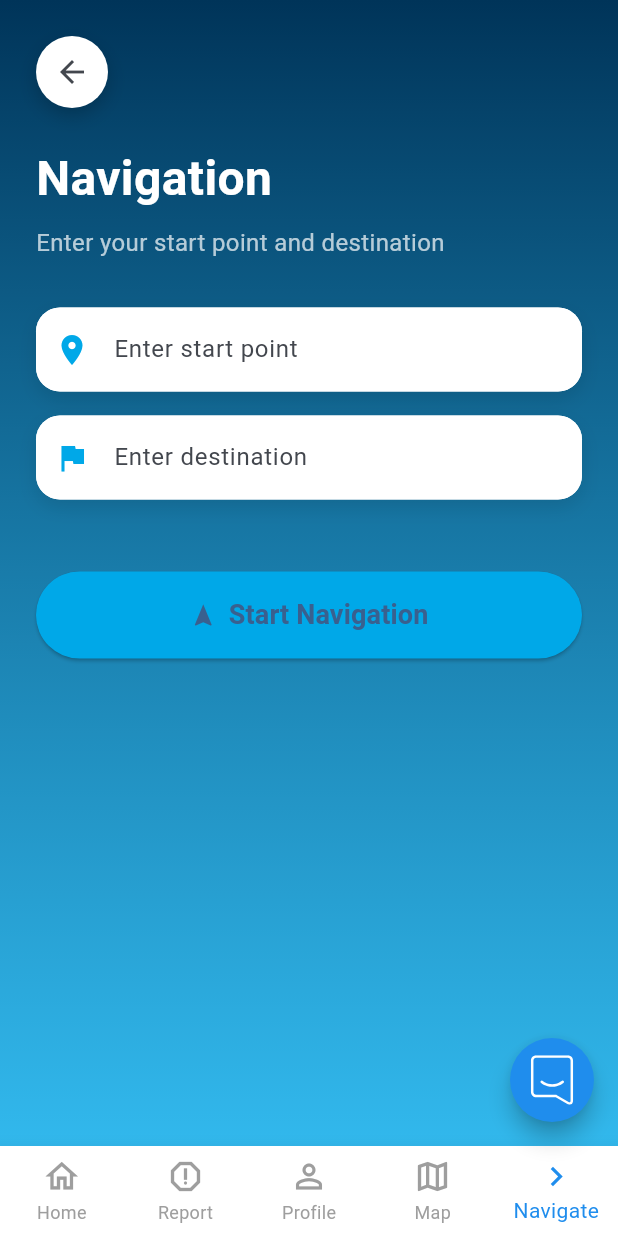
After one commit to Karl-Gilmartin/urban_route, a Flutter app: the HomePage screen opened by its route, item 5 of the bottom bar chosen, on a phone screen of 412 x 824 dp. The commit adds this screen. Run offline on Flutter 3.47's test engine with Material 3 defaults, Android fonts, the phone set to English and light mode, and no system bars; our stand-ins replace flutter_dotenv, flutter_svg, geolocator, supabase_flutter; missing offline and left inert: intercom_flutter, mapbox_gl; accounts and stored records are empty.

Commit message:
placeholder for navigation page

```diff
--- a/lib/components/bottom_nav_bar.dart
+++ b/lib/components/bottom_nav_bar.dart
@@ -45,6 +45,11 @@ class BottomNavBar extends StatelessWidget {
           activeIcon: Icon(Icons.map),
           label: 'Map',
         ),
+        BottomNavigationBarItem(
+          icon: Icon(Icons.navigate_next_outlined),
+          activeIcon: Icon(Icons.navigate_next),
+          label: 'Navigate',
+        ),
       ],
     );
   }
--- a/lib/main.dart
+++ b/lib/main.dart
@@ -10,6 +10,7 @@ import 'package:flutter_svg/flutter_svg.dart';
 import 'pages/map_page.dart';
 import 'package:flutter/services.dart';
 import 'pages/profile_settings_page.dart';
+import 'pages/navigate.dart';
 
 class AppColors {
   static const white = Color(0xFFFFFFFF);
@@ -87,6 +88,7 @@ class _MyAppState extends State<MyApp> {
         '/signup': (context) => const SignupPage(),
         '/home': (context) => HomePage(selectedIndex: _selectedIndex, onItemTapped: _onItemTapped),
         '/profile/settings': (context) => const ProfileSettingsPage(),
+        '/navigate': (context) => const NavigatePage(),
       },
     );
   }
@@ -107,13 +109,14 @@ class HomePage extends StatelessWidget {
     return Scaffold(
       body: IndexedStack(
         index: selectedIndex,
-        children: const [
-          Center(
+        children: [
+          const Center(
             child: Text('Home Page'),
           ),
-          ReportPage(),
-          ProfileSettingsPage(),
-          MapPage(),
+          const ReportPage(),
+          const ProfileSettingsPage(),
+          const MapPage(),
+          const NavigatePage(),
         ],
       ),
       bottomNavigationBar: BottomNavBar(
--- /dev/null
+++ b/lib/pages/navigate.dart
@@ -0,0 +1,260 @@
+//  A page which takes in the user's destination and start point
+
+import 'package:flutter/material.dart';
+import 'package:urban_route/components/status_popup.dart';
+import 'package:urban_route/main.dart';
+
+class NavigatePage extends StatefulWidget {
+  const NavigatePage({super.key});
+
+  @override
+  State<NavigatePage> createState() => _NavigatePageState();
+}
+
+class _NavigatePageState extends State<NavigatePage> {
+  final TextEditingController _startPointController = TextEditingController();
+  final TextEditingController _destinationController = TextEditingController();
+  bool _isLoading = false;
+  String? _errorMessage;
+
+  @override
+  void dispose() {
+    _startPointController.dispose();
+    _destinationController.dispose();
+    super.dispose();
+  }
+
+  Future<void> _startNavigation() async {
+    final startPoint = _startPointController.text.trim();
+    final destination = _destinationController.text.trim();
+
+    if (startPoint.isEmpty || destination.isEmpty) {
+      setState(() {
+        _errorMessage = 'Please enter both start point and destination';
+      });
+
+      // Show error popup
+      StatusPopup.showError(
+        context: context,
+        message: _errorMessage!,
+        onButtonPressed: () {
+          Navigator.of(context).pop(); // Close the dialog
+        },
+      );
+
+      return;
+    }
+
+    setState(() {
+      _isLoading = true;
+      _errorMessage = null;
+    });
+
+    // Simulate loading
+    await Future.delayed(const Duration(seconds: 2));
+
+    setState(() {
+      _isLoading = false;
+    });
+
+    // Show success message
+    ScaffoldMessenger.of(context).showSnackBar(
+      const SnackBar(
+        content: Text('Navigation started!'),
+        backgroundColor: AppColors.brightCyan,
+      ),
+    );
+
+    // Navigate to placeholder map page
+    Navigator.push(
+      context,
+      MaterialPageRoute(
+        builder: (context) => _PlaceholderMapPage(
+          startPoint: startPoint,
+          destination: destination,
+        ),
+      ),
+    );
+  }
+
+  @override
+  Widget build(BuildContext context) {
+    return Scaffold(
+      body: Container(
+        height: MediaQuery.of(context).size.height,
+        decoration: BoxDecoration(
+          gradient: LinearGradient(
+            begin: Alignment.topCenter,
+            end: Alignment.bottomCenter,
+            colors: [
+              AppColors.deepBlue,
+              AppColors.brightCyan.withOpacity(0.8),
+            ],
+          ),
+        ),
+        child: SafeArea(
+          child: SingleChildScrollView(
+            child: Padding(
+              padding: const EdgeInsets.all(24.0),
+              child: Column(
+                crossAxisAlignment: CrossAxisAlignment.start,
+                children: [
+                  Align(
+                    alignment: Alignment.centerLeft,
+                    child: Container(
+                      decoration: BoxDecoration(
+                        color: Colors.white,
+                        borderRadius: BorderRadius.circular(30),
+                        boxShadow: [
+                          BoxShadow(
+                            color: Colors.black.withOpacity(0.2),
+                            blurRadius: 10,
+                            offset: const Offset(0, 5),
+                          ),
+                        ],
+                      ),
+                      child: IconButton(
+                        icon: const Icon(Icons.arrow_back),
+                        onPressed: () => Navigator.pop(context),
+                      ),
+                    ),
+                  ),
+                  const SizedBox(height: 24),
+                  const Text(
+                    'Navigation',
+                    style: TextStyle(fontSize: 32, fontWeight: FontWeight.bold, color: Colors.white),
+                  ),
+                  const SizedBox(height: 8),
+                  const Text(
+                    'Enter your start point and destination',
+                    style: TextStyle(fontSize: 16, color: Colors.white70),
+                  ),
+                  const SizedBox(height: 32),
+                  _buildInputField(_startPointController, 'Enter start point', Icons.location_on),
+                  const SizedBox(height: 16),
+                  _buildInputField(_destinationController, 'Enter destination', Icons.flag),
+                  const SizedBox(height: 24),
+                  const SizedBox(height: 24),
+                  SizedBox(
+                    width: double.infinity,
+                    child: ElevatedButton(
+                      onPressed: _isLoading ? null : _startNavigation,
+                      style: ElevatedButton.styleFrom(
+                        backgroundColor: AppColors.brightCyan,
+                        padding: const EdgeInsets.symmetric(vertical: 16),
+                        shape: RoundedRectangleBorder(borderRadius: BorderRadius.circular(30)),
+                      ),
+                      child: _isLoading
+                          ? const SizedBox(
+                              height: 20,
+                              width: 20,
+                              child: CircularProgressIndicator(
+                                valueColor: AlwaysStoppedAnimation<Color>(Colors.white),
+                                strokeWidth: 2,
+                              ),
+                            )
+                          : const Row(
+                              mainAxisAlignment: MainAxisAlignment.center,
+                              children: [
+                                Icon(Icons.navigation),
+                                SizedBox(width: 8),
+                                Text(
+                                  'Start Navigation',
+                                  style: TextStyle(fontSize: 18, fontWeight: FontWeight.bold),
+                                ),
+                              ],
+                            ),
+                    ),
+                  ),
+                ],
+              ),
+            ),
+          ),
+        ),
+      ),
+    );
+  }
+
+  Widget _buildInputField(TextEditingController controller, String hint, IconData icon) {
+    return Container(
+      decoration: BoxDecoration(
+        color: Colors.white,
+        borderRadius: BorderRadius.circular(16),
+        boxShadow: [
+          BoxShadow(
+            color: Colors.black.withOpacity(0.1),
+            blurRadius: 10,
+            offset: const Offset(0, 5),
+          ),
+        ],
+      ),
+      child: TextField(
+        controller: controller,
+        decoration: InputDecoration(
+          hintText: hint,
+          prefixIcon: Icon(icon, color: AppColors.brightCyan),
+          border: OutlineInputBorder(
+            borderRadius: BorderRadius.circular(16),
+            borderSide: BorderSide.none,
+          ),
+          filled: true,
+          fillColor: Colors.white,
+          contentPadding: const EdgeInsets.symmetric(horizontal: 16, vertical: 16),
+        ),
+      ),
+    );
+  }
+}
+
+class _PlaceholderMapPage extends StatelessWidget {
+  final String startPoint;
+  final String destination;
+
+  const _PlaceholderMapPage({required this.startPoint, required this.destination});
+
+  @override
+  Widget build(BuildContext context) {
+    return Scaffold(
+      appBar: AppBar(
+        title: const Text('Navigation'),
+        backgroundColor: AppColors.deepBlue,
+      ),
+      body: Center(
+        child: Padding(
+          padding: const EdgeInsets.all(24.0),
+          child: Column(
+            mainAxisAlignment: MainAxisAlignment.center,
+            children: [
+              const Icon(Icons.map, size: 100, color: AppColors.brightCyan),
+              const SizedBox(height: 24),
+              Text(
+                'From: $startPoint',
+                style: const TextStyle(fontSize: 18, fontWeight: FontWeight.bold),
+                textAlign: TextAlign.center,
+              ),
+              const SizedBox(height: 16),
+              Text(
+                'To: $destination',
+                style: const TextStyle(fontSize: 18, fontWeight: FontWeight.bold),
+                textAlign: TextAlign.center,
+              ),
+              const SizedBox(height: 32),
+              ElevatedButton(
+                onPressed: () => Navigator.pop(context),
+                style: ElevatedButton.styleFrom(
+                  backgroundColor: AppColors.brightCyan,
+                  padding: const EdgeInsets.symmetric(horizontal: 32, vertical: 16),
+                  shape: RoundedRectangleBorder(borderRadius: BorderRadius.circular(30)),
+                ),
+                child: const Text(
+                  'Go Back',
+                  style: TextStyle(fontSize: 16, fontWeight: FontWeight.bold),
+                ),
+              ),
+            ],
+          ),
+        ),
+      ),
+    );
+  }
+}
```
